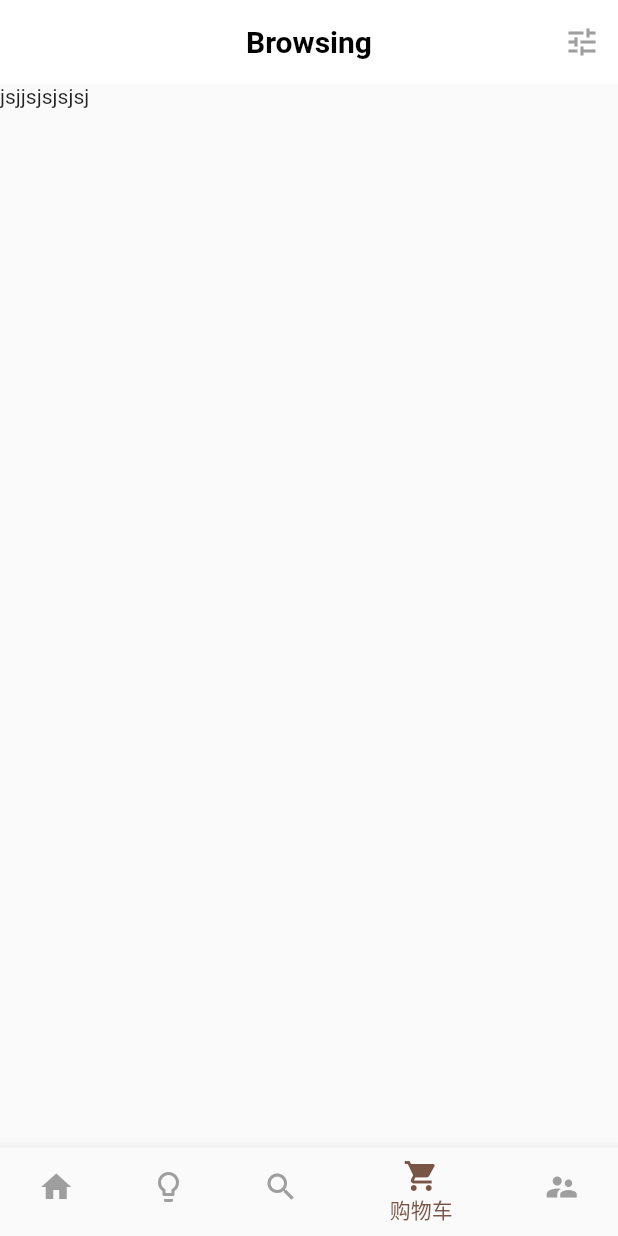
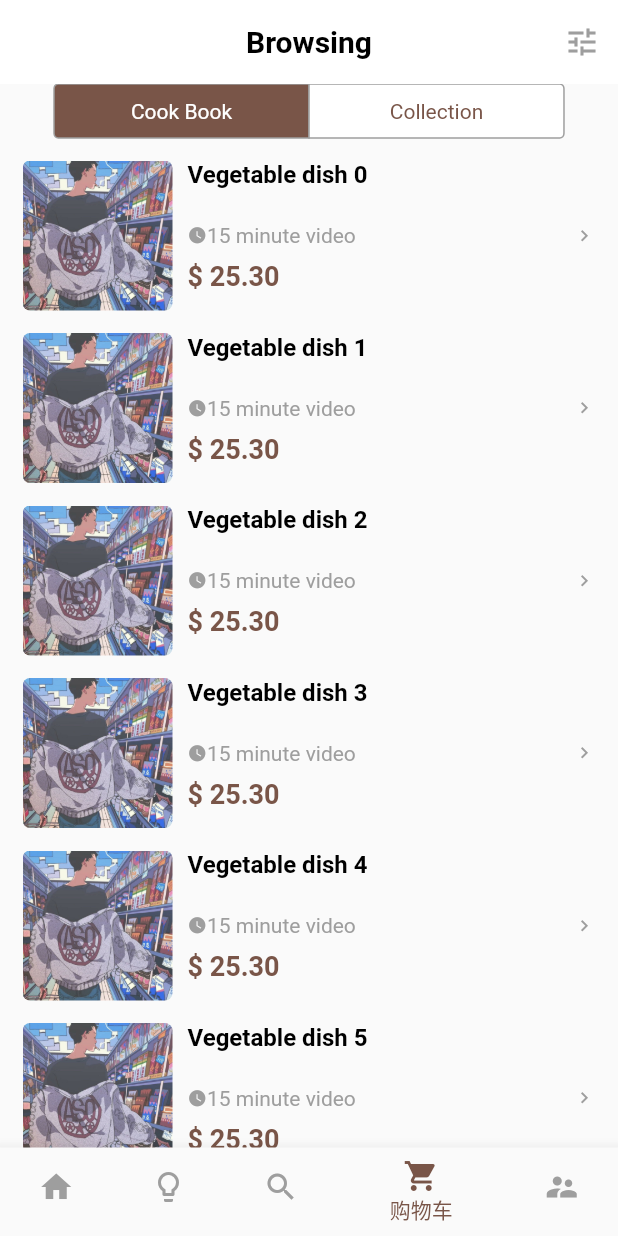
Before and after one commit to OCNYang/flutter_ui_kit, a Flutter app: the screen it shows after launch, item 4 of the bottom bar chosen, on a phone screen of 412 x 824 dp. Run offline on Flutter 3.47's test engine with Material 2 defaults, Android fonts, the phone set to English and light mode, and no system bars.

Commit message:
browsing page layout over;

```diff
--- a/lib/browsing/browsing.dart
+++ b/lib/browsing/browsing.dart
@@ -1,4 +1,6 @@
+import 'package:flutter/cupertino.dart';
 import 'package:flutter/material.dart';
+import 'package:flutter_ui_kit/other/imgConst.dart';
 
 class BrowsingTabPage extends StatefulWidget {
   @override
@@ -7,7 +9,37 @@ class BrowsingTabPage extends StatefulWidget {
   }
 }
 
-class BrowsingTabPageState extends State<BrowsingTabPage> {
+class BrowsingTabPageState extends State<BrowsingTabPage> with SingleTickerProviderStateMixin {
+  final _tabBgColor = [Colors.brown, Colors.white];
+
+  int _currentTabIndex = 0;
+  PageController _pageController;
+  TabController _tabController;
+
+  final Map<int, Widget> children = const <int, Widget>{
+    0: Padding(
+      padding: EdgeInsets.only(top: 10, bottom: 10),
+      child: Text('Cook Book'),
+    ),
+    1: Padding(
+      padding: EdgeInsets.only(top: 10, bottom: 10),
+      child: Text('Collection'),
+    ),
+  };
+
+  @override
+  void initState() {
+    super.initState();
+    _tabController = TabController(length: 2, vsync: this);
+    _pageController = PageController(initialPage: _currentTabIndex);
+  }
+
+  @override
+  void dispose() {
+    super.dispose();
+    _tabController.dispose();
+  }
+
   @override
   Widget build(BuildContext context) {
     return Scaffold(
@@ -32,7 +64,178 @@ class BrowsingTabPageState extends State<BrowsingTabPage> {
           color: Colors.grey,
         ),
       ),
-      body: Text('jsjjsjsjsjsj'),
+      body: buildBodyByCupertino(),
+    );
+  }
+
+  Widget buildBodyByMaterial() {
+    return Column(
+      children: <Widget>[
+        Container(
+          margin: EdgeInsets.only(left: 20, right: 20, bottom: 15),
+          decoration: BoxDecoration(
+            borderRadius: BorderRadius.circular(5),
+            border: Border.all(color: Colors.grey, width: 0.5),
+          ),
+          child: TabBar(
+            controller: _tabController,
+            labelColor: Colors.brown,
+            unselectedLabelColor: Colors.grey,
+            isScrollable: false,
+            indicatorSize: TabBarIndicatorSize.tab,
+            onTap: (int index) {
+              _pageController.jumpToPage(index);
+            },
+            tabs: [Tab(text: 'Cook Book'), Tab(text: 'Collection')],
+          ),
+        ),
+        Expanded(
+          flex: 1,
+          child: PageView.builder(
+            itemCount: 2,
+            itemBuilder: ((BuildContext context, int index) {
+              return getViewPageItemView(index);
+            }),
+            onPageChanged: (int index) {
+              _tabController.animateTo(index);
+            },
+            controller: _pageController,
+          ),
+        ),
+      ],
+    );
+  }
+
+  /// 使用 iOS 风格的 tab，使用 _pageController.animateToPage() 联动效果在苹果手机上没有问题
+  /// 在安卓手机上，tab 无法联动 viewPager
+  /// 应该是动画的原因。
+  Widget buildBodyByCupertino() {
+    return Column(
+      children: <Widget>[
+        Container(
+          width: double.infinity,
+          margin: EdgeInsets.only(left: 20, right: 20, bottom: 15),
+          child: CupertinoSegmentedControl<int>(
+            children: children,
+            selectedColor: Colors.brown,
+            borderColor: Colors.grey,
+            onValueChanged: (int newValue) {
+//              setState(() {
+//                _currentTabIndex = newValue;
+//              });
+              _pageController.jumpToPage(newValue);
+            },
+            groupValue: _currentTabIndex,
+          ),
+        ),
+        Expanded(
+          flex: 1,
+          child: PageView.builder(
+            itemCount: 2,
+            itemBuilder: ((BuildContext context, int index) {
+              return getViewPageItemView(index);
+            }),
+            onPageChanged: (int index) {
+              setState(() {
+                _currentTabIndex = index;
+              });
+            },
+            controller: _pageController,
+          ),
+        )
+      ],
+    );
+  }
+
+  Widget getViewPageItemView(int index) {
+    return SizedBox(
+      width: double.infinity,
+      child: ListView.separated(
+        itemBuilder: (BuildContext context, int position) {
+          return getListItemView(index * 1000 + position);
+        },
+        itemCount: 50,
+        separatorBuilder: (BuildContext context, int position) {
+          return Divider(
+            height: 15,
+            color: Colors.transparent,
+          );
+        },
+      ),
+    );
+  }
+
+  Widget getListItemView(int index) {
+    return Row(
+      children: <Widget>[
+        VerticalDivider(
+          width: 15,
+          color: Colors.transparent,
+        ),
+        ClipRRect(
+          borderRadius: BorderRadius.circular(5),
+          child: Image.asset(
+            HEAD,
+            width: 100,
+          ),
+        ),
+        VerticalDivider(
+          width: 10,
+          color: Colors.transparent,
+        ),
+        Expanded(
+          child: SizedBox(
+            width: double.infinity,
+            height: 100,
+            child: Column(
+              crossAxisAlignment: CrossAxisAlignment.start,
+              mainAxisAlignment: MainAxisAlignment.center,
+              children: <Widget>[
+                Expanded(
+                  child: new Text(
+                    'Vegetable dish $index',
+                    style: TextStyle(color: Colors.black, fontWeight: FontWeight.bold, fontSize: 16),
+                  ),
+                  flex: 1,
+                ),
+                Expanded(
+                  child: Row(
+                    children: <Widget>[
+                      Icon(
+                        Icons.watch_later,
+                        size: 13,
+                        color: Colors.grey,
+                      ),
+                      new Text(
+                        '15 minute video',
+                        style: TextStyle(color: Colors.grey, fontSize: 14),
+                      ),
+                    ],
+                  ),
+                  flex: 1,
+                ),
+                Expanded(
+                  child: new Text(
+                    '\$ 25.30',
+                    style: TextStyle(color: Colors.brown, fontWeight: FontWeight.bold, fontSize: 18),
+                  ),
+                  flex: 1,
+                ),
+              ],
+            ),
+          ),
+          flex: 1,
+        ),
+        Icon(
+          Icons.chevron_right,
+          size: 15,
+          color: Colors.grey,
+        ),
+        VerticalDivider(
+          width: 15,
+          color: Colors.transparent,
+        ),
+      ],
     );
   }
 }
```
